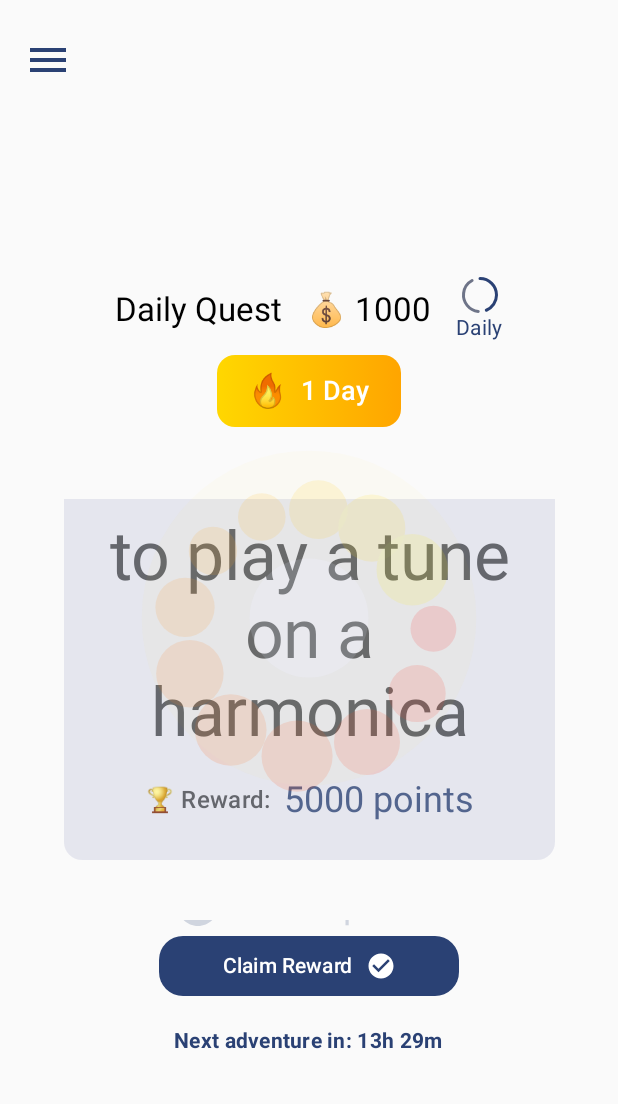
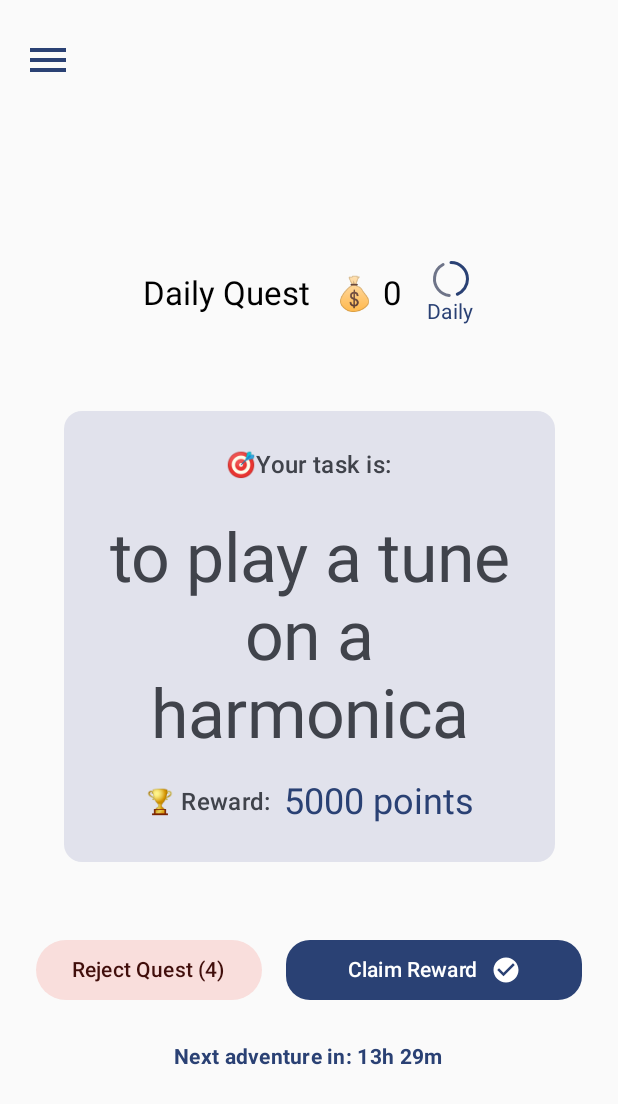
Before and after one commit to Gomuro/DailyQuestApp, an Android app built with Jetpack Compose: the screen it shows after launch (MainActivity), after a tap on "Claim Reward", on a phone screen of 412 x 824 dp. Shown: the top 1104 px of the screen. Run offline under Robolectric (Android 15) with nearby library versions, the phone set to English and light mode, and no system bars; 3 other taps on this screen came first.

Commit message:
feat: implement quest rejection feature in MainActivity and update DataStore for task history management

```diff
--- a/app/src/main/java/com/example/dailyquestapp/MainActivity.kt
+++ b/app/src/main/java/com/example/dailyquestapp/MainActivity.kt
@@ -72,6 +72,8 @@ import androidx.lifecycle.ViewModelProvider
 import androidx.lifecycle.compose.collectAsStateWithLifecycle
 import com.example.dailyquestapp.data.local.DataStoreManager
 import com.example.dailyquestapp.presentation.quest.QuestViewModel
+import androidx.compose.ui.platform.LocalContext
+import androidx.compose.material.icons.filled.Close
 
 class MainActivity : ComponentActivity() {
     lateinit var questTextView: TextView
@@ -101,6 +103,7 @@ class MainActivity : ComponentActivity() {
     @OptIn(ExperimentalMaterial3Api::class)
     @Composable
     fun DailyQuestScreen(viewModel: QuestViewModel) {
+        val context = LocalContext.current
         val view = LocalView.current
         val currentSeed by viewModel.currentSeed.collectAsState()
         val currentQuest by remember(currentSeed) { derivedStateOf { viewModel.getCurrentQuest() } }
@@ -121,6 +124,9 @@ class MainActivity : ComponentActivity() {
         var isQuestCompleted by remember { mutableStateOf(false) }
         var rewardedQuest by remember { mutableStateOf<Pair<String, Int>?>(null) }
         val animatedProgress = remember { Animatable(0f) }
+        var rejectCount by remember { mutableStateOf(0) }
+        var lastRejectDay by remember { mutableStateOf(Calendar.getInstance().get(Calendar.DAY_OF_YEAR)) }
+        var wasRejected by remember { mutableStateOf(false) }
 
         AppMenu(
             menuContent = {
@@ -259,18 +265,64 @@ class MainActivity : ComponentActivity() {
                     AnimatedVisibility(visible = showReward) {
                         Row(verticalAlignment = Alignment.CenterVertically) {
                             Icon(
-                                imageVector = Icons.Default.CheckCircle,
-                                contentDescription = "Completed",
-                                tint = MaterialTheme.colorScheme.primary,
+                                imageVector = if (wasRejected)
+                                    Icons.Filled.Close
+                                else
+                                    Icons.Default.CheckCircle,
+                                contentDescription = if (wasRejected) "Rejected" else "Completed",
+                                tint = if (wasRejected)
+                                    MaterialTheme.colorScheme.error
+                                else
+                                    MaterialTheme.colorScheme.primary,
                                 modifier = Modifier.size(32.dp)
                             )
                             Spacer(Modifier.width(8.dp))
                             Text(
-                                text = "+${rewards[(rewardedQuest?.second ?: 0) % rewards.size]}",
+                                text = if (wasRejected)
+                                    "Quest rejected"
+                                else
+                                    "+${rewards[(rewardedQuest?.second ?: 0) % rewards.size]}",
                                 style = MaterialTheme.typography.headlineSmall,
-                                color = MaterialTheme.colorScheme.primary
+                                color = if (wasRejected)
+                                    MaterialTheme.colorScheme.error
+                                else
+                                    MaterialTheme.colorScheme.primary
                             )
                         }
+                    }
+
+                    Row(
+                        horizontalArrangement = Arrangement.spacedBy(16.dp),
+                        modifier = Modifier.padding(vertical = 8.dp)
+                    ) {
+                        Button(
+                            onClick = {
+                                val calendar = Calendar.getInstance()
+                                val today = calendar.get(Calendar.DAY_OF_YEAR)
+
+                                if (lastRejectDay != today) {
+                                    rejectCount = 0
+                                    lastRejectDay = today
+                                }
+
+                                if (rejectCount < 5) {
+                                    rejectCount++
+                                    wasRejected = true
+                                    showReward = true
+                                    Toast.makeText(
+                                        context,
+                                        "Rejects left: ${5 - rejectCount}",
+                                        Toast.LENGTH_SHORT
+                                    ).show()
+                                }
+                            },
+                            enabled = rejectCount < 5 && !showReward,
+                            colors = ButtonDefaults.buttonColors(
+                                containerColor = MaterialTheme.colorScheme.errorContainer,
+                                contentColor = MaterialTheme.colorScheme.onErrorContainer
+                            )
+                        ) {
+                            Text("Reject Quest (${5 - rejectCount})")
                         }
 
                         Button(
@@ -313,6 +365,7 @@ class MainActivity : ComponentActivity() {
                                 )
                             }
                         }
+                    }
 
                     Spacer(Modifier.height(16.dp))
 
@@ -334,6 +387,7 @@ class MainActivity : ComponentActivity() {
                 delay(2000)
                 showReward = false
                 viewModel.loadSeed(System.currentTimeMillis())
+                wasRejected = false
             }
         }
 
```
Also changed, not shown: app/src/main/java/com/example/dailyquestapp/data/local/DataStoreManager.kt (+11 -0 lines). Lines whose indentation alone changed are shown as unchanged.
